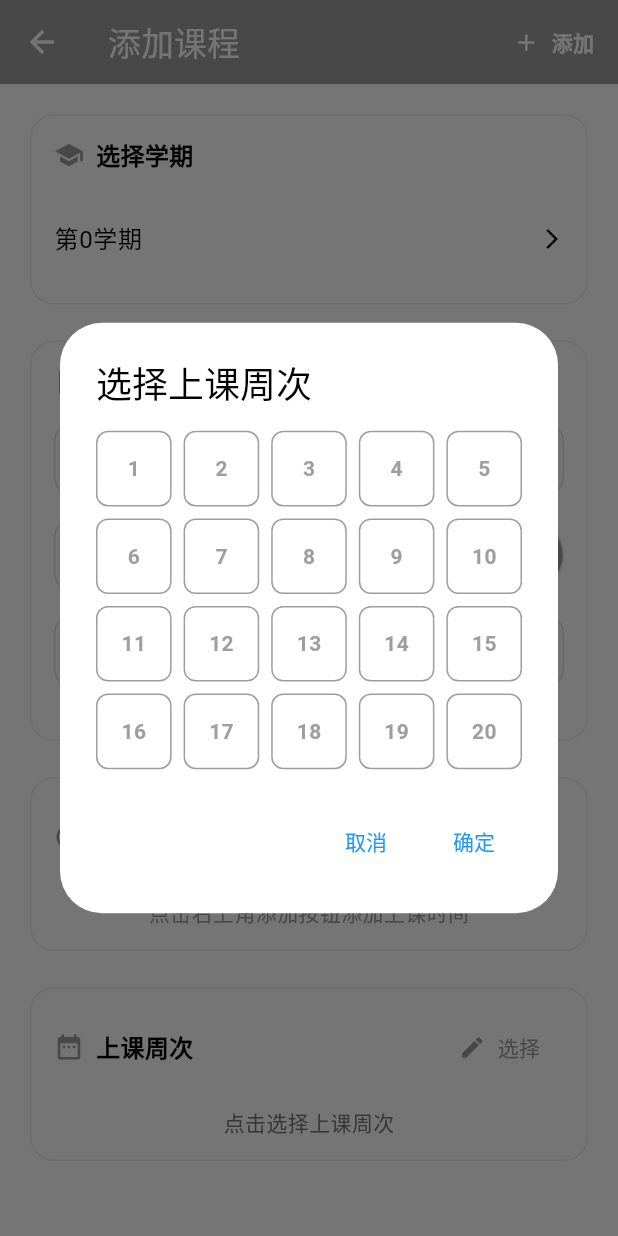
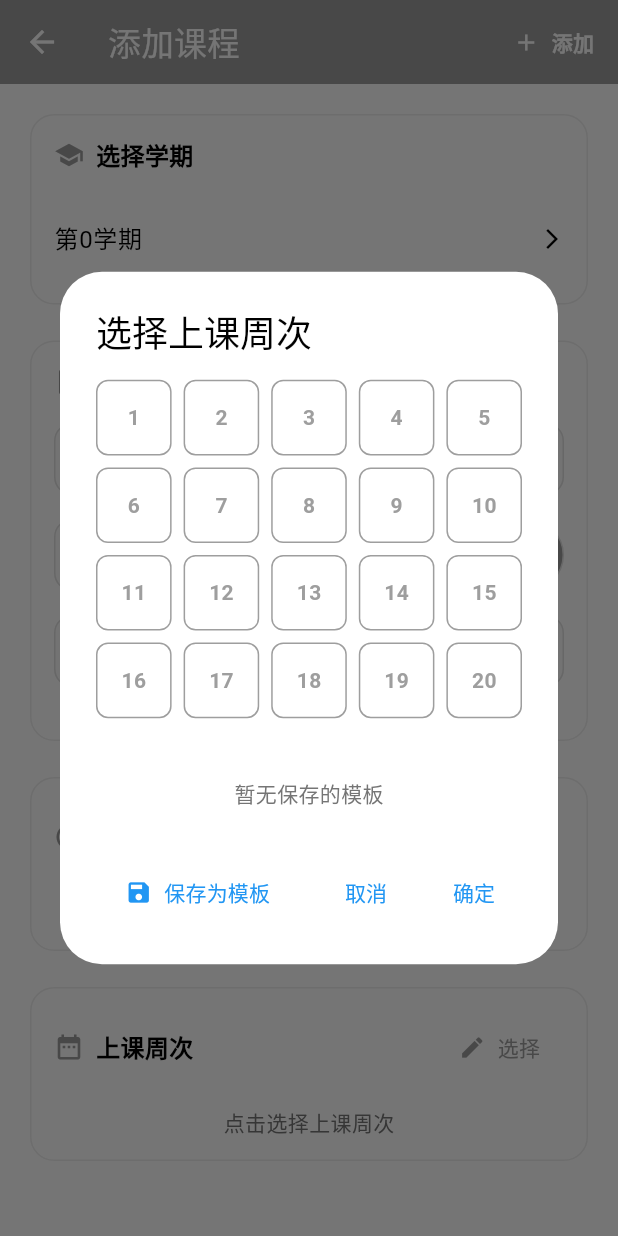
Before and after one commit to Aniu456/MySchedule, a Flutter app: the CourseAdd screen opened directly with empty values, after a tap on "选择", on a phone screen of 412 x 824 dp. Run offline on Flutter 3.47's test engine with Material 3 defaults, Android fonts, the phone set to English and light mode, and no system bars; our stand-ins replace flutter_screenutil, hive_flutter; missing offline and left inert: lunar; accounts and stored records are empty.

Commit message:
添加了周次选择功能

```diff
--- a/lib/utils/course_storage_hive.dart
+++ b/lib/utils/course_storage_hive.dart
@@ -6,9 +6,11 @@ class CourseStorageHive {
   static const String _coursesKey = 'coursesList';
   static const String _semesterKey = 'current_semester';
   static const String _semesterStartDatePrefix = 'semester_start_date_';
+  static const String _weekTemplatesKey = 'week_templates';
 
   static const int _minSemester = 1;
   static const int _maxSemester = 10;
+  static const int _maxWeekTemplates = 6;
 
   // 单例实例
   static CourseStorageHive? _instance;
@@ -103,6 +105,45 @@ class CourseStorageHive {
     return _box.containsKey(_getSemesterDateKey(semester));
   }
 
+  /// 保存周次模板
+  Future<void> _saveWeekTemplate(List<int> weeks) async {
+    if (weeks.isEmpty) return;
+
+    // 获取现有模板
+    List<List<int>> templates = _getWeekTemplates();
+
+    // 检查是否已存在相同模板
+    bool alreadyExists = templates.any((template) =>
+        template.length == weeks.length &&
+        template.every((week) => weeks.contains(week)));
+
+    // 如果已存在，不再添加
+    if (alreadyExists) return;
+
+    // 添加新模板，保持最多6个
+    templates.add(List<int>.from(weeks));
+    if (templates.length > _maxWeekTemplates) {
+      templates.removeAt(0); // 移除最旧的一个
+    }
+
+    await _put(_weekTemplatesKey, templates);
+  }
+
+  /// 获取周次模板列表
+  List<List<int>> _getWeekTemplates() {
+    final dynamic data = _get<dynamic>(_weekTemplatesKey);
+    if (data == null) return [];
+
+    try {
+      return (data as List).map((item) => List<int>.from(item)).toList();
+    } catch (_) {
+      return [];
+    }
+  }
+
+  /// 清除所有周次模板
+  Future<void> _clearWeekTemplates() async => await _delete(_weekTemplatesKey);
+
   /// 清除无效的学期数据
   Future<void> _clearInvalidSemesterData() async {
     // 查找无效的键
@@ -161,4 +202,13 @@ class CourseStorageHive {
 
   static Future<void> clearInvalidSemesterData() =>
       _use((instance) => instance._clearInvalidSemesterData());
+
+  static Future<void> saveWeekTemplate(List<int> weeks) =>
+      _use((instance) => instance._saveWeekTemplate(weeks));
+
+  static Future<List<List<int>>> getWeekTemplates() =>
+      _use((instance) async => instance._getWeekTemplates());
+
+  static Future<void> clearWeekTemplates() =>
+      _use((instance) => instance._clearWeekTemplates());
 }
--- a/lib/widgets/course_add/week_picker.dart
+++ b/lib/widgets/course_add/week_picker.dart
@@ -1,4 +1,6 @@
 import 'package:flutter/material.dart';
+import '../../utils/course_storage_hive.dart';
+import '../../utils/color_utils.dart';
 
 /// 周次选择器组件
 /// 用于显示已选择的周次，以连续区间的形式展示
@@ -56,12 +58,7 @@ class WeekPickerWidget extends StatelessWidget {
         return Container(
           padding: const EdgeInsets.symmetric(horizontal: 12, vertical: 6),
           decoration: BoxDecoration(
-            color: Color.fromRGBO(
-              currentColor.r.toInt(),
-              currentColor.g.toInt(),
-              currentColor.b.toInt(),
-              0.1,
-            ),
+            color: currentColor.toRGBO(0.1),
             borderRadius: BorderRadius.circular(16),
           ),
           child: Text(
@@ -78,7 +75,7 @@ class WeekPickerWidget extends StatelessWidget {
 }
 
 /// 周次选择对话框
-/// 用于选择上课周次，支持单选和滑动多选
+/// 用于选择上课周次，支持单选和滑动多选，并提供模板功能
 class WeekPickerDialog extends StatefulWidget {
   /// 初始选中的周次列表
   final List<int> initialWeeks;
@@ -104,6 +101,12 @@ class _WeekPickerDialogState extends State<WeekPickerDialog> {
   /// 当前选中的周次列表
   late List<int> selectedWeeks;
 
+  /// 保存的周次模板列表
+  List<List<int>> weekTemplates = [];
+
+  /// 是否正在加载模板
+  bool isLoadingTemplates = true;
+
   /// 滑动选择的起始周次
   int? dragStartWeek;
 
@@ -114,6 +117,48 @@ class _WeekPickerDialogState extends State<WeekPickerDialog> {
   void initState() {
     super.initState();
     selectedWeeks = List.from(widget.initialWeeks);
+    _loadWeekTemplates();
+  }
+
+  /// 加载周次模板
+  Future<void> _loadWeekTemplates() async {
+    try {
+      final templates = await CourseStorageHive.getWeekTemplates();
+      setState(() {
+        weekTemplates = templates;
+        isLoadingTemplates = false;
+      });
+    } catch (e) {
+      setState(() {
+        isLoadingTemplates = false;
+      });
+    }
+  }
+
+  /// 保存当前选择为模板
+  Future<void> _saveAsTemplate() async {
+    if (selectedWeeks.isEmpty) {
+      if (!mounted) return;
+      ScaffoldMessenger.of(context).showSnackBar(
+        const SnackBar(content: Text('请先选择周次再保存模板')),
+      );
+      return;
+    }
+
+    try {
+      await CourseStorageHive.saveWeekTemplate(selectedWeeks);
+      if (!mounted) return;
+      _loadWeekTemplates(); // 重新加载模板
+
+      ScaffoldMessenger.of(context).showSnackBar(
+        const SnackBar(content: Text('模板保存成功')),
+      );
+    } catch (e) {
+      if (!mounted) return;
+      ScaffoldMessenger.of(context).showSnackBar(
+        SnackBar(content: Text('保存失败: ${e.toString()}')),
+      );
+    }
   }
 
   /// 切换周次选择状态
@@ -125,6 +170,13 @@ class _WeekPickerDialogState extends State<WeekPickerDialog> {
         selectedWeeks.add(week);
       }
       selectedWeeks.sort();
+    });
+  }
+
+  /// 应用模板
+  void _applyTemplate(List<int> template) {
+    setState(() {
+      selectedWeeks = List.from(template);
     });
   }
 
@@ -169,15 +221,115 @@ class _WeekPickerDialogState extends State<WeekPickerDialog> {
     );
   }
 
+  /// 构建模板部分
+  Widget _buildTemplates() {
+    if (isLoadingTemplates) {
+      return const Center(
+        child: Padding(
+          padding: EdgeInsets.all(8.0),
+          child: CircularProgressIndicator(strokeWidth: 2),
+        ),
+      );
+    }
+
+    if (weekTemplates.isEmpty) {
+      return Padding(
+        padding: const EdgeInsets.symmetric(vertical: 8.0),
+        child: Center(
+          child: Text(
+            '暂无保存的模板',
+            style: TextStyle(color: Colors.grey[600], fontSize: 14),
+          ),
+        ),
+      );
+    }
+
+    return Column(
+      crossAxisAlignment: CrossAxisAlignment.start,
+      children: [
+        const Padding(
+          padding: EdgeInsets.only(bottom: 8.0),
+          child: Text('已保存模板:', style: TextStyle(fontWeight: FontWeight.bold)),
+        ),
+        Wrap(
+          spacing: 8,
+          runSpacing: 8,
+          children: weekTemplates.map((template) {
+            // 将模板转换为更可读的形式
+            final ranges = _convertToRanges(template);
+            return ActionChip(
+              backgroundColor: widget.themeColor.toRGBO(0.1),
+              label: Text(
+                ranges.join(', '),
+                style: TextStyle(
+                  color: widget.themeColor,
+                  fontSize: 12,
+                ),
+              ),
+              onPressed: () => _applyTemplate(template),
+            );
+          }).toList(),
+        ),
+      ],
+    );
+  }
+
+  /// 将周次列表转换为简洁的字符串表示
+  List<String> _convertToRanges(List<int> weeks) {
+    if (weeks.isEmpty) return [];
+
+    List<String> ranges = [];
+    weeks.sort();
+    int start = weeks.first;
+    int end = weeks.first;
+
+    for (int i = 1; i < weeks.length; i++) {
+      if (weeks[i] == end + 1) {
+        end = weeks[i];
+      } else {
+        ranges.add(start == end ? '$start' : '$start-$end');
+        start = weeks[i];
+        end = weeks[i];
+      }
+    }
+
+    ranges.add(start == end ? '$start' : '$start-$end');
+    return ranges;
+  }
+
   @override
   Widget build(BuildContext context) {
     return AlertDialog(
       title: const Text('选择上课周次'),
       content: SizedBox(
         width: double.maxFinite,
-        child: _buildWeekGrid(),
+        child: SingleChildScrollView(
+          child: Column(
+            mainAxisSize: MainAxisSize.min,
+            crossAxisAlignment: CrossAxisAlignment.start,
+            children: [
+              // 选择周次网格
+              _buildWeekGrid(),
+
+              const SizedBox(height: 16),
+              const Divider(),
+
+              // 模板部分
+              _buildTemplates(),
+            ],
+          ),
+        ),
       ),
       actions: [
+        // 保存模板按钮
+        TextButton.icon(
+          onPressed: _saveAsTemplate,
+          icon: const Icon(Icons.save, size: 18),
+          label: const Text('保存为模板'),
+        ),
+
+        const Spacer(),
+
         TextButton(
           onPressed: () => Navigator.pop(context),
           child: const Text('取消'),
```
